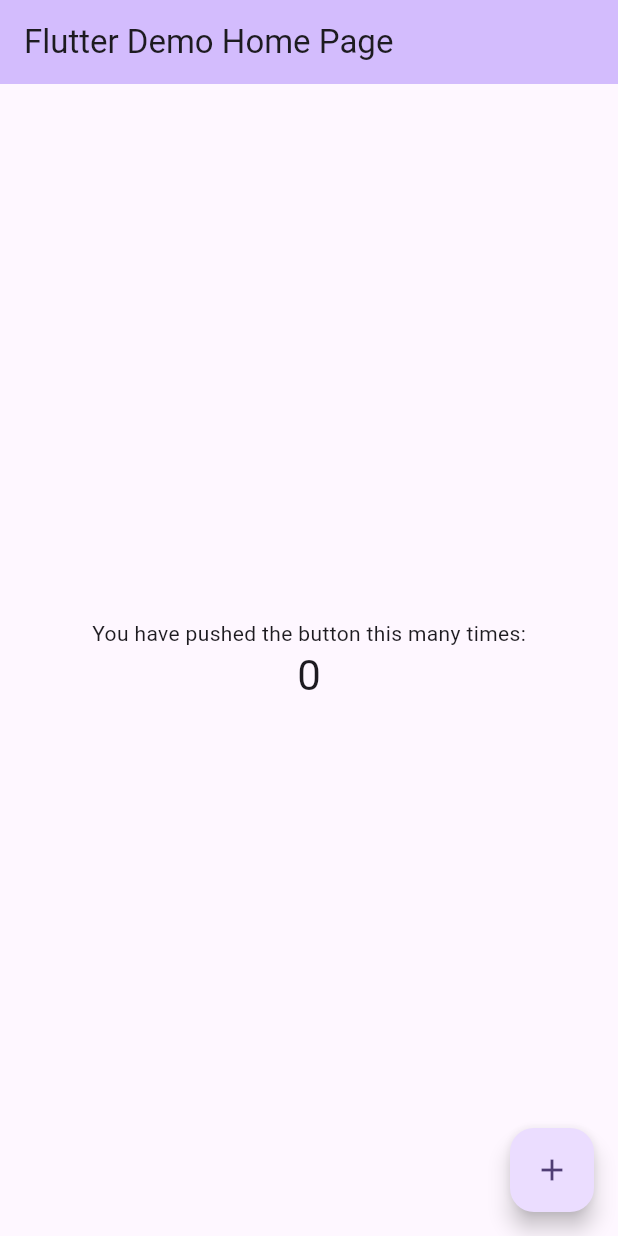
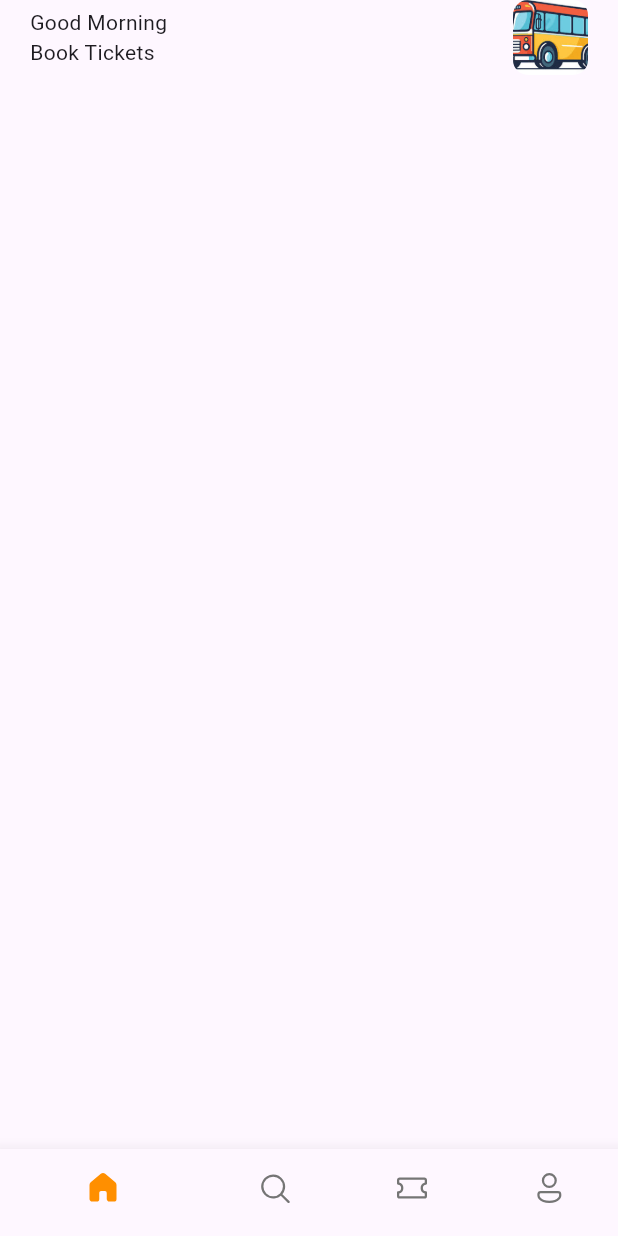
Before and after one commit to Nabh0503/BookTickets, a Flutter app: the screen it shows after launch, on a phone screen of 412 x 824 dp. Run offline on Flutter 3.47's test engine with Material 3 defaults, Android fonts, the phone set to English and light mode, and no system bars; our stand-ins replace fluentui_icons.

Commit message:
Home Screen

```diff
--- a/lib/main.dart
+++ b/lib/main.dart
@@ -1,3 +1,4 @@
+import 'package:bookingtickets/screens/bottom_bar.dart';
 import 'package:flutter/material.dart';
 
 void main() {
@@ -11,115 +12,14 @@ class MyApp extends StatelessWidget {
   @override
   Widget build(BuildContext context) {
     return MaterialApp(
+      debugShowCheckedModeBanner: false,
       title: 'Flutter Demo',
       theme: ThemeData(
-        // This is the theme of your application.
-        //
-        // TRY THIS: Try running your application with "flutter run". You'll see
-        // the application has a purple toolbar. Then, without quitting the app,
-        // try changing the seedColor in the colorScheme below to Colors.green
-        // and then invoke "hot reload" (save your changes or press the "hot
-        // reload" button in a Flutter-supported IDE, or press "r" if you used
-        // the command line to start the app).
-        //
-        // Notice that the counter didn't reset back to zero; the application
-        // state is not lost during the reload. To reset the state, use hot
-        // restart instead.
-        //
-        // This works for code too, not just values: Most code changes can be
-        // tested with just a hot reload.
+
         colorScheme: ColorScheme.fromSeed(seedColor: Colors.deepPurple),
         useMaterial3: true,
       ),
-      home: const MyHomePage(title: 'Flutter Demo Home Page'),
+      home: const BottomBar(),
     );
   }
 }
-
-class MyHomePage extends StatefulWidget {
-  const MyHomePage({super.key, required this.title});
-
-  // This widget is the home page of your application. It is stateful, meaning
-  // that it has a State object (defined below) that contains fields that affect
-  // how it looks.
-
-  // This class is the configuration for the state. It holds the values (in this
-  // case the title) provided by the parent (in this case the App widget) and
-  // used by the build method of the State. Fields in a Widget subclass are
-  // always marked "final".
-
-  final String title;
-
-  @override
-  State<MyHomePage> createState() => _MyHomePageState();
-}
-
-class _MyHomePageState extends State<MyHomePage> {
-  int _counter = 0;
-
-  void _incrementCounter() {
-    setState(() {
-      // This call to setState tells the Flutter framework that something has
-      // changed in this State, which causes it to rerun the build method below
-      // so that the display can reflect the updated values. If we changed
-      // _counter without calling setState(), then the build method would not be
-      // called again, and so nothing would appear to happen.
-      _counter++;
-    });
-  }
-
-  @override
-  Widget build(BuildContext context) {
-    // This method is rerun every time setState is called, for instance as done
-    // by the _incrementCounter method above.
-    //
-    // The Flutter framework has been optimized to make rerunning build methods
-    // fast, so that you can just rebuild anything that needs updating rather
-    // than having to individually change instances of widgets.
-    return Scaffold(
-      appBar: AppBar(
-        // TRY THIS: Try changing the color here to a specific color (to
-        // Colors.amber, perhaps?) and trigger a hot reload to see the AppBar
-        // change color while the other colors stay the same.
-        backgroundColor: Theme.of(context).colorScheme.inversePrimary,
-        // Here we take the value from the MyHomePage object that was created by
-        // the App.build method, and use it to set our appbar title.
-        title: Text(widget.title),
-      ),
-      body: Center(
-        // Center is a layout widget. It takes a single child and positions it
-        // in the middle of the parent.
-        child: Column(
-          // Column is also a layout widget. It takes a list of children and
-          // arranges them vertically. By default, it sizes itself to fit its
-          // children horizontally, and tries to be as tall as its parent.
-          //
-          // Column has various properties to control how it sizes itself and
-          // how it positions its children. Here we use mainAxisAlignment to
-          // center the children vertically; the main axis here is the vertical
-          // axis because Columns are vertical (the cross axis would be
-          // horizontal).
-          //
-          // TRY THIS: Invoke "debug painting" (choose the "Toggle Debug Paint"
-          // action in the IDE, or press "p" in the console), to see the
-          // wireframe for each widget.
-          mainAxisAlignment: MainAxisAlignment.center,
-          children: <Widget>[
-            const Text(
-              'You have pushed the button this many times:',
-            ),
-            Text(
-              '$_counter',
-              style: Theme.of(context).textTheme.headlineMedium,
-            ),
-          ],
-        ),
-      ),
-      floatingActionButton: FloatingActionButton(
-        onPressed: _incrementCounter,
-        tooltip: 'Increment',
-        child: const Icon(Icons.add),
-      ), // This trailing comma makes auto-formatting nicer for build methods.
-    );
-  }
-}
--- /dev/null
+++ b/lib/screens/bottom_bar.dart
@@ -0,0 +1,70 @@
+import 'package:fluentui_icons/fluentui_icons.dart';
+import 'package:flutter/cupertino.dart';
+import 'package:flutter/material.dart';
+
+import 'home_screen.dart';
+
+class BottomBar extends StatefulWidget {
+  const BottomBar({super.key});
+
+  @override
+  State<BottomBar> createState() => _BottomBarState();
+}
+
+class _BottomBarState extends State<BottomBar> {
+  int _selectedIndex = 0;
+  static final List<Widget>_widgetOptions = <Widget>[
+    HomeScreen(),
+    Text('Search'),
+    Text('Tickets'),
+    Text('Profile'),
+  ];
+
+  void _onItemTapped(int index) {
+    setState(() {
+      _selectedIndex = index;
+    });
+  }
+
+  @override
+  Widget build(BuildContext context) {
+    return Scaffold(
+      body: Center(
+        child: _widgetOptions[_selectedIndex],
+      ),
+        bottomNavigationBar: BottomNavigationBar(
+          currentIndex: _selectedIndex,
+          onTap: _onItemTapped,
+          elevation: 10,
+          showSelectedLabels: false,
+          showUnselectedLabels: false,
+          selectedItemColor: Colors.amber[800],
+          unselectedItemColor: Colors.grey[600],
+          // type: BottomNavigationBarType.fixed,
+          items: const <BottomNavigationBarItem>[
+            BottomNavigationBarItem(
+              icon: Icon(FluentSystemIcons.ic_fluent_home_regular),
+              activeIcon: Icon(FluentSystemIcons.ic_fluent_home_filled),
+              label: 'Home',
+            ),
+            BottomNavigationBarItem(
+              icon: Icon(FluentSystemIcons.ic_fluent_search_regular),
+              activeIcon: Icon(FluentSystemIcons.ic_fluent_search_filled),
+              label: 'Search',
+            ),
+            BottomNavigationBarItem(
+              icon: Icon(FluentSystemIcons.ic_fluent_ticket_regular),
+              activeIcon: Icon(FluentSystemIcons.ic_fluent_ticket_filled),
+              label: 'Tickets',
+            ),
+            BottomNavigationBarItem(
+              icon: Icon(FluentSystemIcons.ic_fluent_person_regular),
+              activeIcon: Icon(FluentSystemIcons.ic_fluent_person_filled),
+              label: 'Profile',
+            ),
+          ],
+        )
+    );
+
+  }
+}
--- /dev/null
+++ b/lib/screens/home_screen.dart
@@ -0,0 +1,51 @@
+import 'package:flutter/cupertino.dart';
+import 'package:flutter/material.dart';
+
+class HomeScreen extends StatelessWidget {
+  const HomeScreen({super.key});
+
+  @override
+  Widget build(BuildContext context) {
+    return Scaffold(
+      backgroundColor: Color(0xF8F8FF),
+      body: ListView(
+        children:[
+          Container(
+            padding: const EdgeInsets.symmetric(horizontal:20),
+            child: Column(
+              children:[
+                Row(
+                  mainAxisAlignment: MainAxisAlignment.spaceBetween,
+                  children:[
+                    const Column(
+                      crossAxisAlignment: CrossAxisAlignment.start,
+                      children: [
+                        Text(
+                          "Good Morning"
+                        ),
+                        Text(
+                          "Book Tickets"
+                        ),
+                      ],
+                    ),
+                    Container(
+                      height: 50,
+                      width: 50,
+                      decoration: BoxDecoration(
+                        borderRadius: BorderRadius.circular(10),
+                        image: const DecorationImage(
+                          image: AssetImage('images/img1.jpeg'),
+                          fit: BoxFit.fitHeight,
+                        ),
+                      ),
+                    )
+                  ]
+                )
+              ]
+            ),
+          )
+        ]
+      ),
+    );
+  }
+}
--- a/pubspec.yaml
+++ b/pubspec.yaml
@@ -35,6 +35,7 @@ dependencies:
   # The following adds the Cupertino Icons font to your application.
   # Use with the CupertinoIcons class for iOS style icons.
   cupertino_icons: ^1.0.6
+  fluentui_icons: ^1.0.0
 
 dev_dependencies:
   flutter_test:
@@ -59,8 +60,8 @@ flutter:
   uses-material-design: true
 
   # To add assets to your application, add an assets section, like this:
-  # assets:
-  #   - images/a_dot_burr.jpeg
+  assets:
+   - images/
   #   - images/a_dot_ham.jpeg
 
   # An image asset can refer to one or more resolution-specific "variants", see
```
Also changed, not shown: images/img1.jpeg (added), pubspec.lock.
